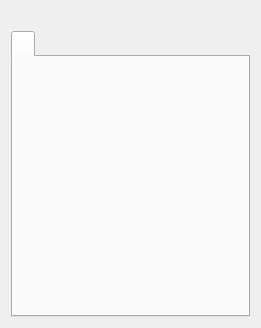
Qt form src/qt/ui/user_panels.ui (maidsafe-archive/MaidSafe-Encrypt) before a commit.
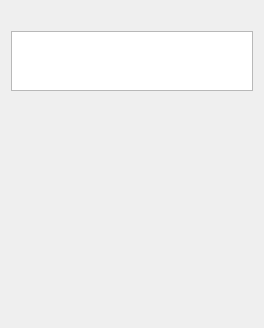
The same form after that commit. Icons and pictures are not drawn.

Commit message: Tabs Changed to Use ToolBar

Patch:
```diff
--- a/src/qt/ui/user_panels.ui
+++ b/src/qt/ui/user_panels.ui
@@ -6,7 +6,7 @@
    <rect>
     <x>0</x>
     <y>0</y>
-    <width>261</width>
+    <width>264</width>
     <height>328</height>
    </rect>
   </property>
@@ -37,27 +37,12 @@
     </widget>
    </item>
    <item>
-    <widget class="QTabWidget" name="tabWidget_2">
-     <property name="sizePolicy">
-      <sizepolicy hsizetype="Preferred" vsizetype="Expanding">
-       <horstretch>0</horstretch>
-       <verstretch>0</verstretch>
-      </sizepolicy>
-     </property>
-     <property name="focusPolicy">
-      <enum>Qt::StrongFocus</enum>
-     </property>
-     <property name="statusTip">
-      <string/>
-     </property>
-     <property name="layoutDirection">
-      <enum>Qt::LeftToRight</enum>
-     </property>
-     <property name="tabPosition">
-      <enum>QTabWidget::North</enum>
-     </property>
-     <property name="currentIndex">
-      <number>0</number>
+    <widget class="QListWidget" name="toolBarListWidget">
+     <property name="maximumSize">
+      <size>
+       <width>16777215</width>
+       <height>60</height>
+      </size>
      </property>
      <property name="iconSize">
       <size>
@@ -65,15 +50,18 @@
        <height>32</height>
       </size>
      </property>
-     <widget class="QWidget" name="tab_8">
-      <attribute name="icon">
-       <iconset resource="../resources/resources.qrc">
-        <normaloff>:/icons/32/settings</normaloff>:/icons/32/settings</iconset>
-      </attribute>
-      <attribute name="title">
-       <string/>
-      </attribute>
-     </widget>
+     <property name="flow">
+      <enum>QListView::LeftToRight</enum>
+     </property>
+     <property name="viewMode">
+      <enum>QListView::IconMode</enum>
+     </property>
+    </widget>
+   </item>
+   <item>
+    <widget class="QStackedWidget" name="userStackedWidget">
+     <widget class="QWidget" name="page"/>
+     <widget class="QWidget" name="page_2"/>
     </widget>
    </item>
   </layout>
```
The commit also changes 6 other files.
